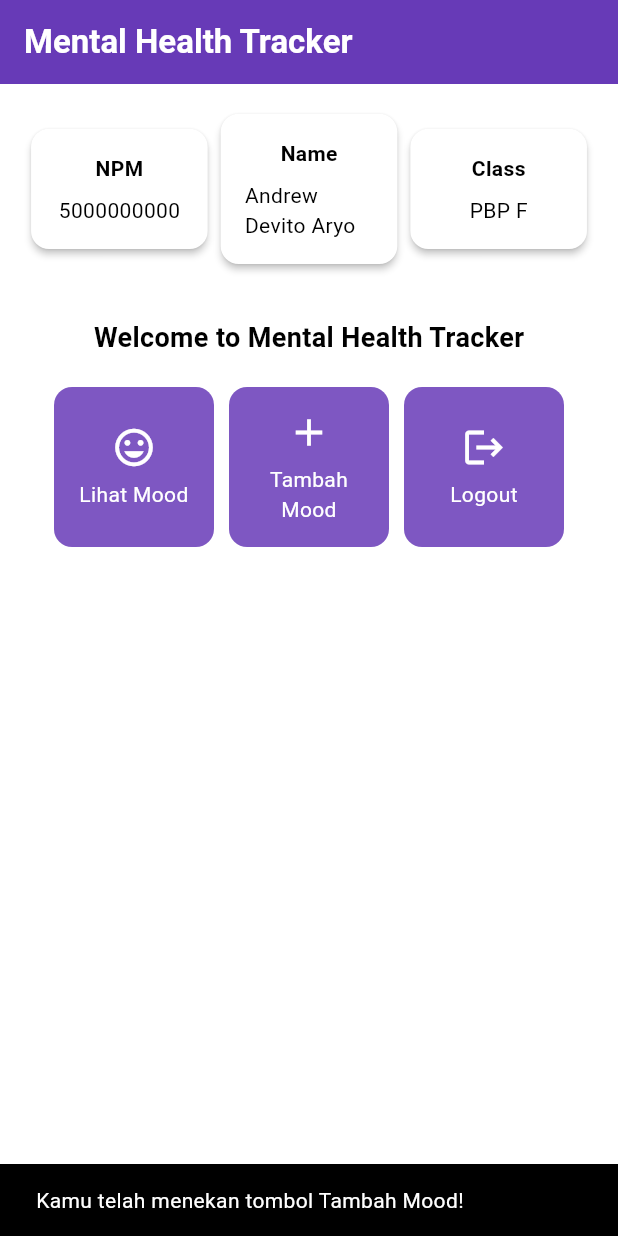
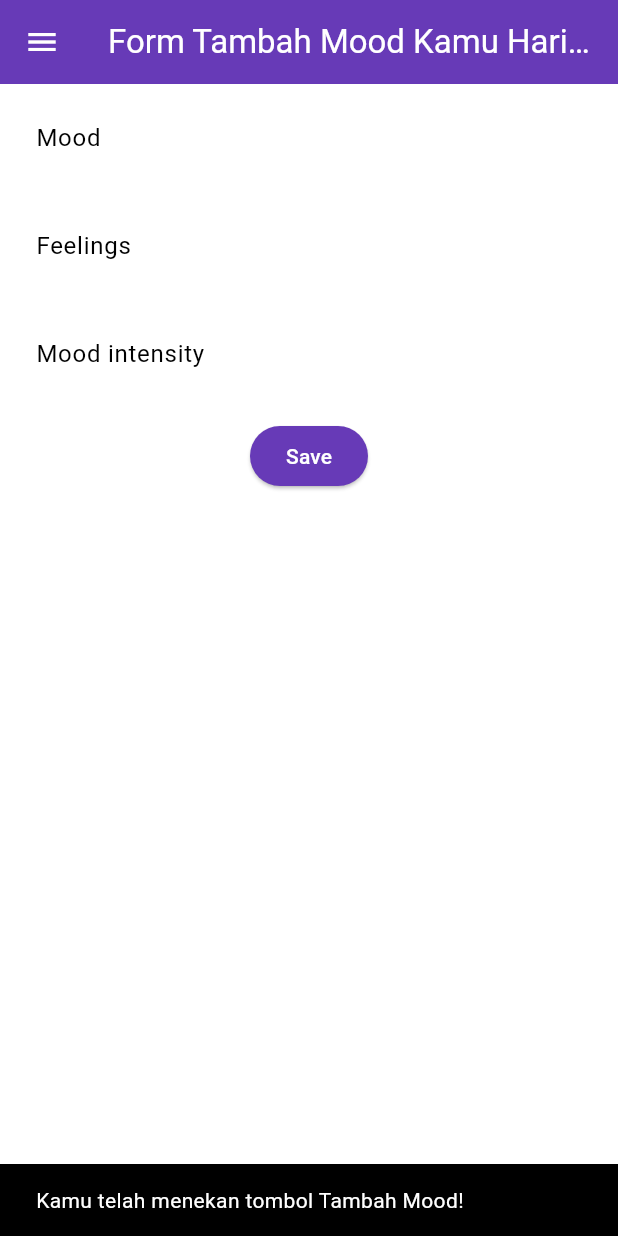
Before and after one commit to Andrew4Coding/mental-health-tracker-mobile, a Flutter app: the screen it shows after launch, after a tap on "Tambah Mood", on a phone screen of 412 x 824 dp. Run offline on Flutter 3.47's test engine with Material 3 defaults, Android fonts, the light colour scheme and no system bars.

Commit message:
feat: done tutorial 7

```diff
--- a/lib/main.dart
+++ b/lib/main.dart
@@ -1,6 +1,6 @@
 // Main Dart
 import 'package:flutter/material.dart';
-import 'package:mental_health_tracker_1/menu.dart';
+import 'package:mental_health_tracker_1/screens/menu.dart';
 
 void main() {
   runApp(const MyApp());
--- a/lib/menu.dart
+++ b/lib/screens/menu.dart
@@ -1,5 +1,7 @@
 // Menu Dart
 import 'package:flutter/material.dart';
+import 'package:mental_health_tracker_1/widgets/left-drawer.dart';
+import 'package:mental_health_tracker_1/widgets/mood_carts.dart';
 
 class MyHomePage extends StatelessWidget {
   final String npm = '5000000000'; // NPM
@@ -30,6 +32,7 @@
         ),
         // Warna latar belakang AppBar diambil dari skema warna tema aplikasi.
         backgroundColor: Theme.of(context).colorScheme.primary,
+        iconTheme: const IconThemeData(color: Colors.white),
       ),
       // Body halaman dengan padding di sekelilingnya.
       body: Padding(
@@ -90,6 +93,7 @@
           ],
         ),
       ),
+      drawer: const LeftDrawer(),
     );
   }
 }
@@ -127,62 +131,3 @@
     );
   }
 }
-
-class ItemHomepage {
-  final String name;
-  final IconData icon;
-
-  ItemHomepage(this.name, this.icon);
-}
-
-class ItemCard extends StatelessWidget {
-  // Menampilkan kartu dengan ikon dan nama.
-
-  final ItemHomepage item;
-
-  const ItemCard(this.item, {super.key});
-
-  @override
-  Widget build(BuildContext context) {
-    return Material(
-      // Menentukan warna latar belakang dari tema aplikasi.
-      color: Theme.of(context).colorScheme.secondary,
-      // Membuat sudut kartu melengkung.
-      borderRadius: BorderRadius.circular(12),
-
-      child: InkWell(
-        // Aksi ketika kartu ditekan.
-        onTap: () {
-          // Menampilkan pesan SnackBar saat kartu ditekan.
-          ScaffoldMessenger.of(context)
-            ..hideCurrentSnackBar()
-            ..showSnackBar(SnackBar(
-                content: Text("Kamu telah menekan tombol ${item.name}!")));
-        },
-        // Container untuk menyimpan Icon dan Text
-        child: Container(
-          padding: const EdgeInsets.all(8),
-          child: Center(
-            child: Column(
-              // Menyusun ikon dan teks di tengah kartu.
-              mainAxisAlignment: MainAxisAlignment.center,
-              children: [
-                Icon(
-                  item.icon,
-                  color: Colors.white,
-                  size: 30.0,
-                ),
-                const Padding(padding: EdgeInsets.all(3)),
-                Text(
-                  item.name,
-                  textAlign: TextAlign.center,
-                  style: const TextStyle(color: Colors.white),
-                ),
-              ],
-            ),
-          ),
-        ),
-      ),
-    );
-  }
-}
--- /dev/null
+++ b/lib/screens/moodentry_form.dart
@@ -0,0 +1,163 @@
+import 'package:flutter/material.dart';
+import 'package:mental_health_tracker_1/widgets/left-drawer.dart';
+// TODO: Impor drawer yang sudah dibuat sebelumnya
+
+class MoodEntryFormPage extends StatefulWidget {
+  const MoodEntryFormPage({super.key});
+
+  @override
+  State<MoodEntryFormPage> createState() => _MoodEntryFormPageState();
+}
+
+class _MoodEntryFormPageState extends State<MoodEntryFormPage> {
+  final _formKey = GlobalKey<FormState>();
+
+  String _mood = "";
+  String _feelings = "";
+  int _moodIntensity = 0;
+
+  @override
+  Widget build(BuildContext context) {
+    return Scaffold(
+      appBar: AppBar(
+        title: const Center(
+          child: Text(
+            'Form Tambah Mood Kamu Hari ini',
+          ),
+        ),
+        backgroundColor: Theme.of(context).colorScheme.primary,
+        foregroundColor: Colors.white,
+      ),
+      drawer: const LeftDrawer(),
+      body: Form(
+        key: _formKey,
+        child: SingleChildScrollView(
+          child: Column(
+            crossAxisAlignment: CrossAxisAlignment.start,
+            children: [
+              Padding(
+                padding: const EdgeInsets.all(8.0),
+                child: TextFormField(
+                  decoration: InputDecoration(
+                    hintText: "Mood",
+                    labelText: "Mood",
+                    border: OutlineInputBorder(
+                      borderRadius: BorderRadius.circular(5.0),
+                    ),
+                  ),
+                  onChanged: (String? value) {
+                    setState(() {
+                      _mood = value!;
+                    });
+                  },
+                  validator: (String? value) {
+                    if (value == null || value.isEmpty) {
+                      return "Mood tidak boleh kosong!";
+                    }
+                    return null;
+                  },
+                ),
+              ),
+              Padding(
+                padding: const EdgeInsets.all(8.0),
+                child: TextFormField(
+                  decoration: InputDecoration(
+                    hintText: "Feelings",
+                    labelText: "Feelings",
+                    border: OutlineInputBorder(
+                      borderRadius: BorderRadius.circular(5.0),
+                    ),
+                  ),
+                  onChanged: (String? value) {
+                    setState(() {
+                      _feelings = value!;
+                    });
+                  },
+                  validator: (String? value) {
+                    if (value == null || value.isEmpty) {
+                      return "Feelings tidak boleh kosong!";
+                    }
+                    return null;
+                  },
+                ),
+              ),
+              Padding(
+                padding: const EdgeInsets.all(8.0),
+                child: TextFormField(
+                  decoration: InputDecoration(
+                    hintText: "Mood intensity",
+                    labelText: "Mood intensity",
+                    border: OutlineInputBorder(
+                      borderRadius: BorderRadius.circular(5.0),
+                    ),
+                  ),
+                  onChanged: (String? value) {
+                    setState(() {
+                      _moodIntensity = int.tryParse(value!) ?? 0;
+                    });
+                  },
+                  validator: (String? value) {
+                    if (value == null || value.isEmpty) {
+                      return "Mood intensity tidak boleh kosong!";
+                    }
+                    if (int.tryParse(value) == null) {
+                      return "Mood intensity harus berupa angka!";
+                    }
+                    return null;
+                  },
+                ),
+              ),
+              Align(
+                alignment: Alignment.bottomCenter,
+                child: Padding(
+                  padding: const EdgeInsets.all(8.0),
+                  child: ElevatedButton(
+                    style: ButtonStyle(
+                      backgroundColor: MaterialStateProperty.all(
+                          Theme.of(context).colorScheme.primary),
+                    ),
+                    onPressed: () {
+                      if (_formKey.currentState!.validate()) {
+                        showDialog(
+                          context: context,
+                          builder: (context) {
+                            return AlertDialog(
+                              title: const Text('Mood berhasil tersimpan'),
+                              content: SingleChildScrollView(
+                                child: Column(
+                                  crossAxisAlignment: CrossAxisAlignment.start,
+                                  children: [
+                                    Text('Mood: $_mood'),
+                                    Text('Feelings: $_feelings'),
+                                    Text('Mood intensity: $_moodIntensity'),
+                                  ],
+                                ),
+                              ),
+                              actions: [
+                                TextButton(
+                                  child: const Text('OK'),
+                                  onPressed: () {
+                                    Navigator.pop(context);
+                                    _formKey.currentState!.reset();
+                                  },
+                                ),
+                              ],
+                            );
+                          },
+                        );
+                      }
+                    },
+                    child: const Text(
+                      "Save",
+                      style: TextStyle(color: Colors.white),
+                    ),
+                  ),
+                ),
+              ),
+            ],
+          ),
+        ),
+      ),
+    );
+  }
+}
--- /dev/null
+++ b/lib/widgets/left-drawer.dart
@@ -0,0 +1,68 @@
+import 'package:flutter/material.dart';
+import 'package:mental_health_tracker_1/screens/menu.dart';
+import 'package:mental_health_tracker_1/screens/moodentry_form.dart';
+
+class LeftDrawer extends StatelessWidget {
+  const LeftDrawer({super.key});
+
+  @override
+  Widget build(BuildContext context) {
+    return Drawer(
+      child: ListView(
+        children: [
+          DrawerHeader(
+            decoration: BoxDecoration(
+              color: Theme.of(context).colorScheme.primary,
+            ),
+            child: const Column(
+              children: [
+                Text(
+                  'Mental Health Tracker',
+                  textAlign: TextAlign.center,
+                  style: TextStyle(
+                    fontSize: 24,
+                    fontWeight: FontWeight.bold,
+                    color: Colors.white,
+                  ),
+                ),
+                Padding(padding: EdgeInsets.all(8)),
+                Text(
+                  "Ayo jaga kesehatan mentalmu setiap hari disini!",
+                  style: TextStyle(
+                    fontSize: 15,
+                    color: Colors.white,
+                    fontWeight: FontWeight.normal,
+                  ),
+                ),
+              ],
+            ),
+          ),
+          ListTile(
+            leading: const Icon(Icons.home_outlined),
+            title: const Text('Halaman Utama'),
+            // Bagian redirection ke MyHomePage
+            onTap: () {
+              Navigator.pushReplacement(
+                  context,
+                  MaterialPageRoute(
+                    builder: (context) => MyHomePage(),
+                  ));
+            },
+          ),
+          ListTile(
+            leading: const Icon(Icons.mood),
+            title: const Text('Tambah Mood'),
+            // Bagian redirection ke MoodEntryFormPage
+            onTap: () {
+              Navigator.pushReplacement(
+                  context,
+                  MaterialPageRoute(
+                    builder: (context) => const MoodEntryFormPage(),
+                  ));
+            },
+          ),
+        ],
+      ),
+    );
+  }
+}
--- /dev/null
+++ b/lib/widgets/mood_carts.dart
@@ -0,0 +1,68 @@
+import 'package:flutter/material.dart';
+import 'package:mental_health_tracker_1/screens/moodentry_form.dart';
+
+class ItemHomepage {
+  final String name;
+  final IconData icon;
+
+  ItemHomepage(this.name, this.icon);
+}
+
+class ItemCard extends StatelessWidget {
+  // Menampilkan kartu dengan ikon dan nama.
+
+  final ItemHomepage item;
+
+  const ItemCard(this.item, {super.key});
+
+  @override
+  Widget build(BuildContext context) {
+    return Material(
+      // Menentukan warna latar belakang dari tema aplikasi.
+      color: Theme.of(context).colorScheme.secondary,
+      // Membuat sudut kartu melengkung.
+      borderRadius: BorderRadius.circular(12),
+
+      child: InkWell(
+        // Aksi ketika kartu ditekan.
+        onTap: () {
+          // Menampilkan pesan SnackBar saat kartu ditekan.
+          ScaffoldMessenger.of(context)
+            ..hideCurrentSnackBar()
+            ..showSnackBar(SnackBar(
+                content: Text("Kamu telah menekan tombol ${item.name}!")));
+
+          if (item.name == "Tambah Mood") {
+            Navigator.push(
+                context,
+                MaterialPageRoute(
+                    builder: (context) => const MoodEntryFormPage()));
+          }
+        },
+        // Container untuk menyimpan Icon dan Text
+        child: Container(
+          padding: const EdgeInsets.all(8),
+          child: Center(
+            child: Column(
+              // Menyusun ikon dan teks di tengah kartu.
+              mainAxisAlignment: MainAxisAlignment.center,
+              children: [
+                Icon(
+                  item.icon,
+                  color: Colors.white,
+                  size: 30.0,
+                ),
+                const Padding(padding: EdgeInsets.all(3)),
+                Text(
+                  item.name,
+                  textAlign: TextAlign.center,
+                  style: const TextStyle(color: Colors.white),
+                ),
+              ],
+            ),
+          ),
+        ),
+      ),
+    );
+  }
+}
```
